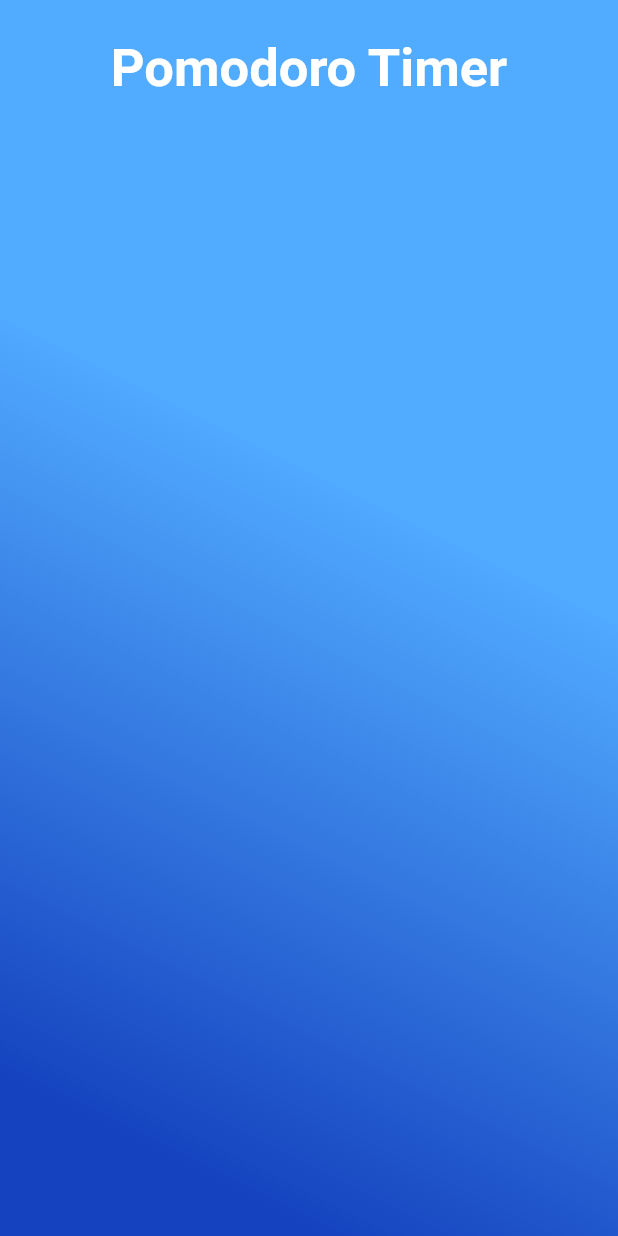
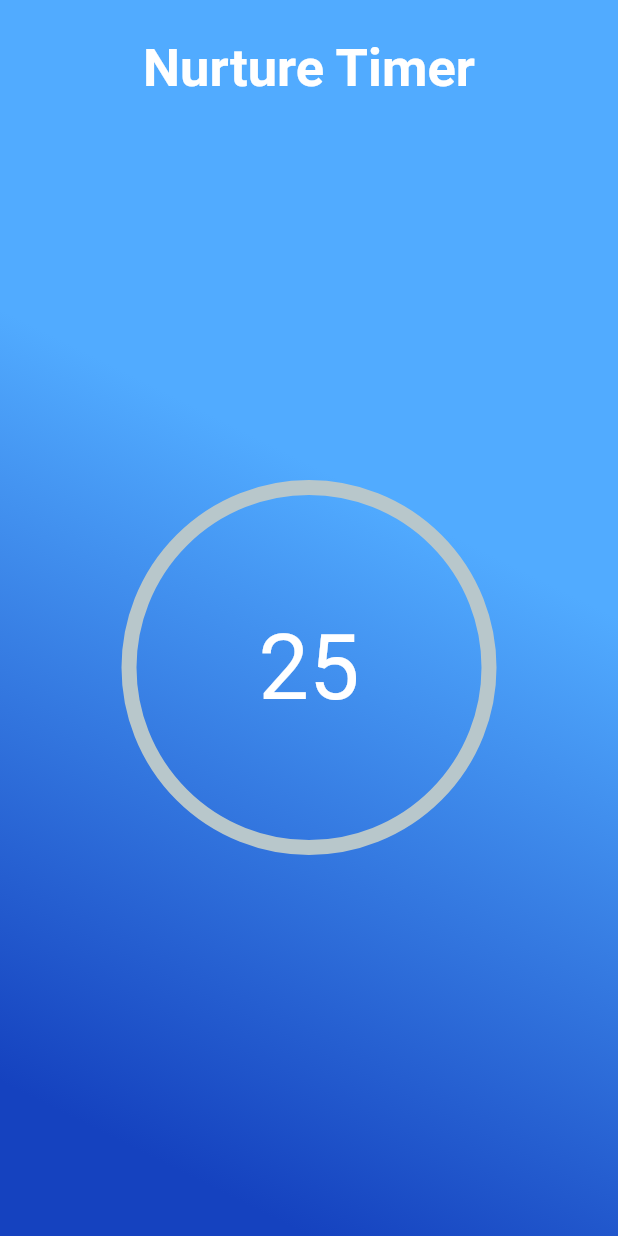
Before and after one commit to hisnameispum/countdown_timer, a Flutter app: the screen it shows after launch, on a phone screen of 412 x 824 dp. Run offline on Flutter 3.47's test engine with Material 2 defaults, Android fonts, the phone set to English and light mode, and no system bars; drawn by our look-alikes of percent_indicator.

Commit message:
Added time indicator inside a timer

```diff
--- a/lib/main.dart
+++ b/lib/main.dart
@@ -1,4 +1,5 @@
 import 'package:flutter/material.dart';
+import 'package:percent_indicator/circular_percent_indicator.dart';
 
 void main() => runApp(MaterialApp(
   debugShowCheckedModeBanner: false,
@@ -33,14 +34,32 @@ class _PomodoroState extends State<Pomodoro> {
               Padding(
                 padding: EdgeInsets.only(top: 25),
                 child: Text(
-                  "Pomodoro Timer",
+                  "Nurture Timer",
                   style: TextStyle(
                     fontWeight: FontWeight.bold,
                     color: Colors.white,
                     fontSize: 35,
                   ),
                 ),
-              )
+              ),
+              Expanded(
+                child: CircularPercentIndicator(
+                  percent: percent,
+                  animation: true,
+                  animateFromLastPercent: true,
+                  radius: 250,
+                  lineWidth: 10,
+                  progressColor: Colors.white,
+                  center: Text(
+                    "$timeInMinute",
+                    style: TextStyle(
+                      color: Colors.white,
+                      fontSize: 60,
+                    ),
+                  ),
+
+                ),
+              ),
             ],
           ),
         ),
```
